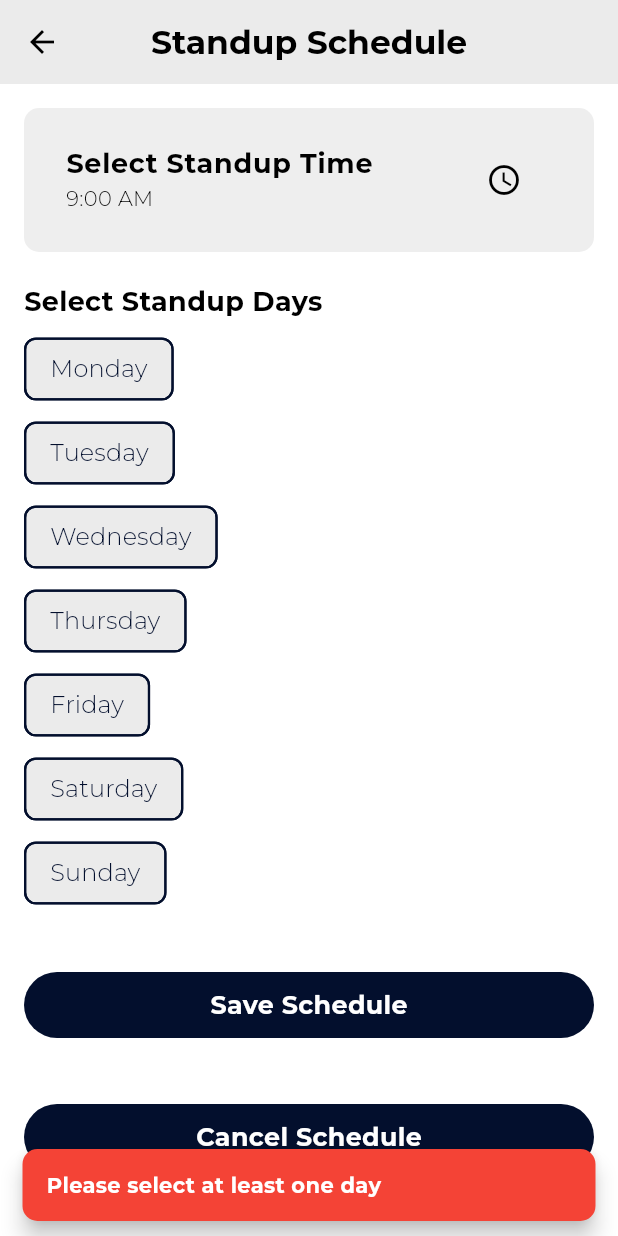
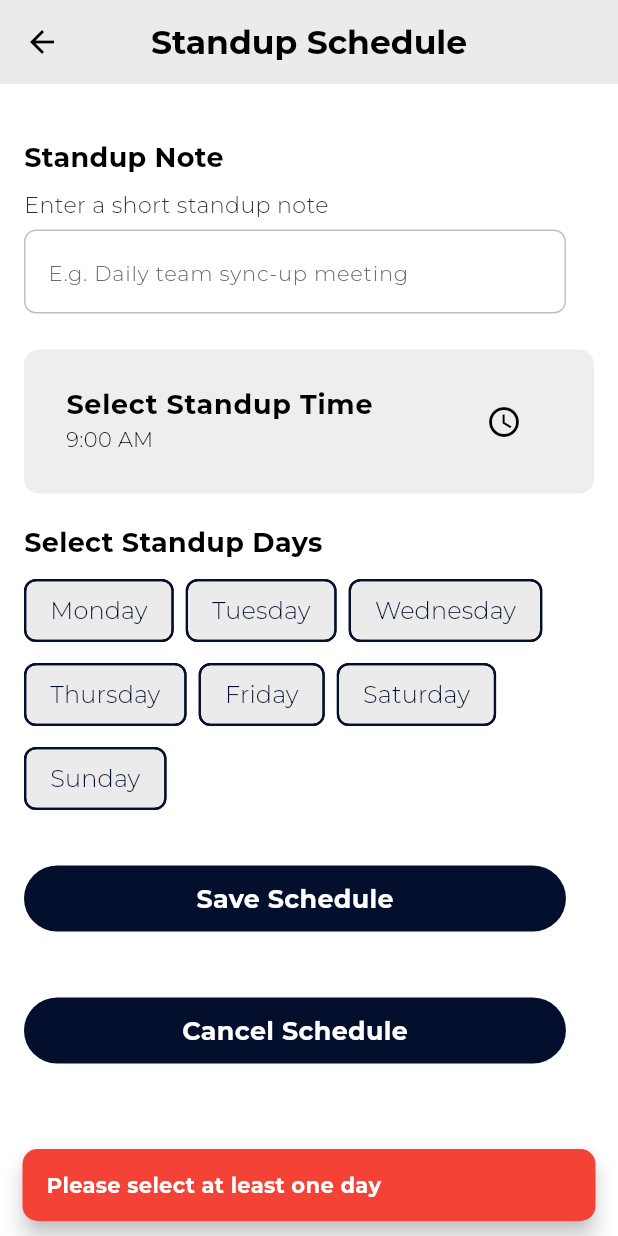
Before and after one commit to Atinuke-Manuels/Daily-Sync, a Flutter app: the StandupScheduleScreen screen opened directly, after a tap on "Save Schedule", after a tap on "Cancel Schedule", on a phone screen of 412 x 824 dp. Run offline on Flutter 3.47's test engine with Material 3 defaults, Android fonts, the phone set to English and light mode, and no system bars; our stand-ins replace cloud_firestore, firebase_auth, firebase_core, flutter_dotenv, shared_preferences; missing offline and left inert: onesignal_flutter; accounts and stored records are empty; project files that could hold a hidden picture were left out.

Commit message:
Adjustment made on daily standup reminder and schedule daily standup screen

```diff
--- a/lib/widgets/schedule_daily_standup/standup_schedule_screen.dart
+++ b/lib/widgets/schedule_daily_standup/standup_schedule_screen.dart
@@ -230,6 +230,7 @@ import 'package:intl/intl.dart';
 import '../../core/provider/user_provider.dart';
 import '../../widgets/custom_button.dart';
 import '../../widgets/show_alert.dart';
+import '../custom_text_field.dart'; // Import CustomTextField
 
 class StandupScheduleScreen extends StatefulWidget {
   const StandupScheduleScreen({super.key});
@@ -245,6 +246,7 @@ class _StandupScheduleScreenState extends State<StandupScheduleScreen> {
   String? adminId;
   List<String>? _originalDays;
   TimeOfDay? _originalTime;
+  final TextEditingController _noteController = TextEditingController(); // Controller for note
 
   final List<String> daysOfWeek = [
     "Monday", "Tuesday", "Wednesday", "Thursday", "Friday", "Saturday", "Sunday"
@@ -281,6 +283,7 @@ class _StandupScheduleScreenState extends State<StandupScheduleScreen> {
         setState(() {
           selectedDays = List<String>.from(data['days'] ?? []);
           selectedTime = _parseTime(data['standupTime']);
+          _noteController.text = data['standupNote'] ?? ""; // Load saved note
           _originalDays = List<String>.from(selectedDays);
           _originalTime = selectedTime;
           isLoading = false;
@@ -306,7 +309,7 @@ class _StandupScheduleScreenState extends State<StandupScheduleScreen> {
       return TimeOfDay(hour: int.parse(parts[0]), minute: int.parse(parts[1]));
     } catch (e) {
       ShowMessage().showErrorMsg('Invalid time format: $e', context);
-      return const TimeOfDay(hour: 9, minute: 0);  // Fallback to default time
+      return const TimeOfDay(hour: 9, minute: 0);
     }
   }
 
@@ -334,6 +337,7 @@ class _StandupScheduleScreenState extends State<StandupScheduleScreen> {
       await FirebaseFirestore.instance.collection('standup_settings').doc(adminId).set({
         'standupTime': formattedTime,
         'days': selectedDays,
+        'standupNote': _noteController.text, // Save the note
         'reminderBefore': 10,
         'lastUpdated': FieldValue.serverTimestamp(),
       }, SetOptions(merge: true));
@@ -356,6 +360,7 @@ class _StandupScheduleScreenState extends State<StandupScheduleScreen> {
       setState(() {
         selectedDays.clear();
         selectedTime = const TimeOfDay(hour: 9, minute: 0);
+        _noteController.clear();
       });
     } catch (e) {
       ShowMessage().showErrorMsg('Failed to cancel schedule: $e', context);
@@ -376,6 +381,17 @@ class _StandupScheduleScreenState extends State<StandupScheduleScreen> {
         child: Column(
           crossAxisAlignment: CrossAxisAlignment.start,
           children: [
+            const SizedBox(height: 20),
+
+            const Text("Standup Note",
+                style: TextStyle(fontSize: 18, fontWeight: FontWeight.bold)),
+            const SizedBox(height: 8),
+            CustomTextField(
+              controller: _noteController,
+              label: "Enter a short standup note",
+              hint: "E.g. Daily team sync-up meeting",
+            ),
+            SizedBox(height: 20),
             Container(
               padding: const EdgeInsets.all(12),
               decoration: BoxDecoration(
@@ -383,7 +399,8 @@ class _StandupScheduleScreenState extends State<StandupScheduleScreen> {
                 borderRadius: BorderRadius.circular(10),
               ),
               child: ListTile(
-                title: const Text("Select Standup Time",
+                title: const Text(
+                  "Select Standup Time",
                   style: TextStyle(
                     fontWeight: FontWeight.w600,
                     fontSize: 18,
@@ -396,17 +413,17 @@ class _StandupScheduleScreenState extends State<StandupScheduleScreen> {
                 ),
               ),
             ),
+
             const SizedBox(height: 20),
             const Text("Select Standup Days",
                 style: TextStyle(fontSize: 18, fontWeight: FontWeight.bold)),
             const SizedBox(height: 8),
-            Column(
-              crossAxisAlignment: CrossAxisAlignment.start,
+            Wrap(
+              spacing: 8.0, // Space between chips
+              runSpacing: 8.0, // Space between rows if wrapped
               children: daysOfWeek.map((day) {
                 bool isSelected = selectedDays.contains(day);
-                return Padding(
-                  padding: const EdgeInsets.only(bottom: 8.0),
-                  child: ChoiceChip(
+                return ChoiceChip(
                   label: Text(day),
                   selected: isSelected,
                   onSelected: (bool value) {
@@ -419,28 +436,21 @@ class _StandupScheduleScreenState extends State<StandupScheduleScreen> {
                     });
                   },
                   backgroundColor: Colors.transparent,
-                    selectedColor: const Color(0xFF030F2D), // Selected background color
-                    checkmarkColor: Colors.white, // Checkmark color when selected
+                  selectedColor: const Color(0xFF030F2D),
+                  checkmarkColor: Colors.white,
                   side: const BorderSide(color: Color(0xFF030F2D), width: 1.5),
                   labelStyle: TextStyle(
                     fontSize: 16,
                     fontWeight: FontWeight.w500,
                     color: isSelected ? Colors.white : const Color(0xFF030F2D),
                   ),
-                  ),
                 );
               }).toList(),
             ),
             const SizedBox(height: 20),
-            SizedBox(
-              width: double.infinity,
-              child: CustomButton(onTap: _saveStandupSchedule, title: 'Save Schedule'),
-            ),
+            CustomButton(onTap: _saveStandupSchedule, title: 'Save Schedule'),
             const SizedBox(height: 16),
-            SizedBox(
-              width: double.infinity,
-              child: CustomButton(onTap: _cancelSchedule, title: 'Cancel Schedule'),
-            ),
+            CustomButton(onTap: _cancelSchedule, title: 'Cancel Schedule'),
           ],
         ),
       ),
```
Also changed, not shown: lib/widgets/daily_standup_report_widgets/daily_standup_reminder.dart (+64 -41 lines). Lines whose indentation alone changed are shown as unchanged.
